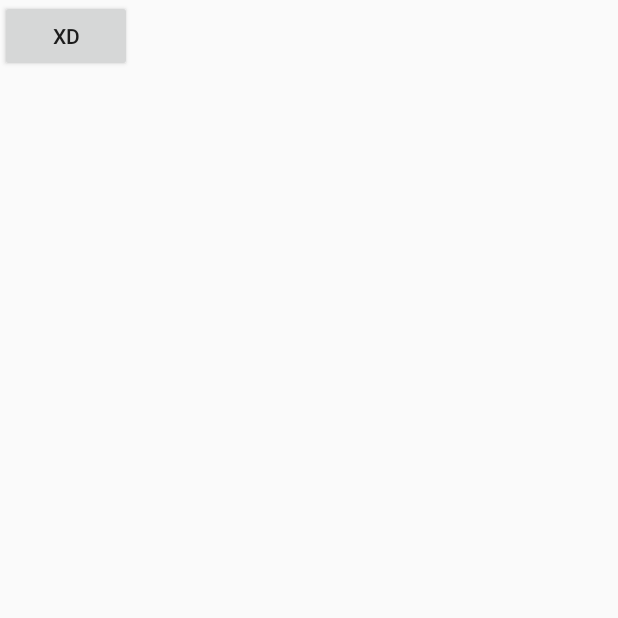
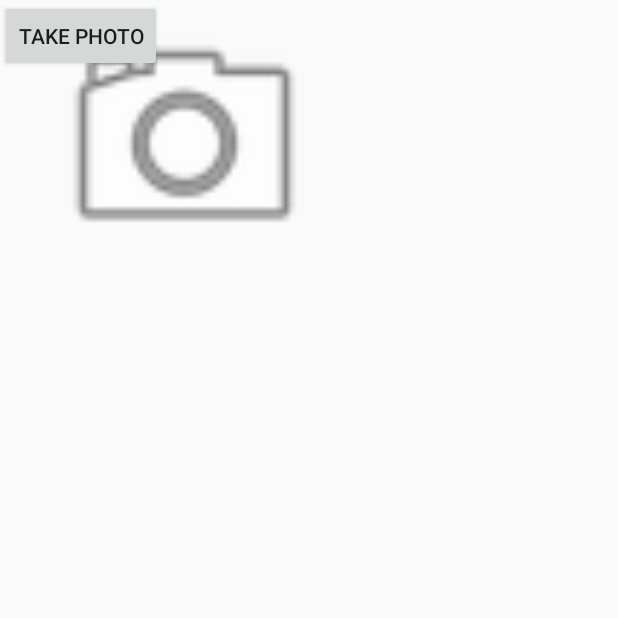
Before and after one commit to RandyT97/LogoVision, an Android app: the screen it shows after launch (MainActivity), on a phone screen of 412 x 824 dp, the top half of it. Run offline under Robolectric (Android 15) with nearby library versions, the phone set to English and light mode, and no system bars.

Commit message:
Camera function working, need to find way to store .jpg files

```diff
--- a/app/src/main/AndroidManifest.xml
+++ b/app/src/main/AndroidManifest.xml
@@ -5,8 +5,10 @@
     <uses-permission android:name="android.permission.CAMERA" />
     <uses-feature android:name="android.hardware.camera" />
     <uses-permission android:name="android.permission.ACCESS_FINE_LOCATION" />
+    <uses-permission android:name="android.permission.WRITE_EXTERNAL_STORAGE" />
     <!-- Needed only if your app targets Android 5.0 (API level 21) or higher. -->
     <uses-feature android:name="android.hardware.location.gps" />
+
 
     <application
         android:allowBackup="true"
--- a/app/src/main/java/irmaoverflow/logovision/MainActivity.java
+++ b/app/src/main/java/irmaoverflow/logovision/MainActivity.java
@@ -1,30 +1,104 @@
 package irmaoverflow.logovision;
 
 //import android.support.v7.app.AppCompatActivity;
+import android.Manifest;
 import android.app.Activity;
+import android.content.Intent;
+import android.content.pm.PackageManager;
+import android.net.Uri;
 import android.os.Bundle;
+import android.os.Environment;
+import android.provider.MediaStore;
+import android.support.v4.app.ActivityCompat;
+import android.support.v4.content.ContextCompat;
 import android.widget.Button;
 import android.view.View;
+import android.widget.ImageView;
+import java.io.File;
+import java.text.SimpleDateFormat;
+import java.util.Date;
+import android.hardware.camera2.*;
+
 
 public class MainActivity extends Activity implements View.OnClickListener {
 
-    private Button btn;
+
+    private Button cap_but;
+    private ImageView imageView;
+    private Uri file;
 
 
     @Override
     protected void onCreate(Bundle savedInstanceState) {
         super.onCreate(savedInstanceState);
         setContentView(R.layout.activity_main);
-        btn = (Button) findViewById(R.id.test_butt);
-        btn.setOnClickListener(this);
+
+
+        cap_but = (Button) findViewById(R.id.cap_but);
+        imageView = (ImageView) findViewById(R.id.imageView);
+
+        if(ContextCompat.checkSelfPermission(this, Manifest.permission.CAMERA) != PackageManager.PERMISSION_GRANTED)
+        {
+            cap_but.setEnabled(false);
+            ActivityCompat.requestPermissions(this, new String[] { Manifest.permission.CAMERA, Manifest.permission.WRITE_EXTERNAL_STORAGE}, 0);
+        }
+
+
     }
 
     /** Called when the user touches the button */
     @Override
+    public void onRequestPermissionsResult(int requestCode, String[] permissions, int[] grantResults)
+    {
+        if(requestCode == 0)
+        {
+            if (grantResults.length > 0 && grantResults[0] == PackageManager.PERMISSION_GRANTED
+                    && grantResults[1] == PackageManager.PERMISSION_GRANTED) {
+                cap_but.setEnabled(true);
+            }
+        }
+
+    }
+
+    public void Capture_Photo(View view)
+    {
+
+
+        Intent intent = new Intent(MediaStore.ACTION_IMAGE_CAPTURE);
+       // file = Uri.fromFile(getOutputMediaFile());
+      //  intent.putExtra(MediaStore.EXTRA_OUTPUT,file);
+        startActivityForResult(intent,100);
+    }
+
+    @Override
+    protected void onActivityResult(int requestCode, int resultCode, Intent data)
+    {
+
+        if(requestCode == 100)
+        {
+            if (resultCode == RESULT_OK)
+            imageView.setImageURI(file);
+        }
+    }
+
+    private static File getOutputMediaFile()
+    {
+        File foto_store_path = new File(Environment.getExternalStoragePublicDirectory(Environment.DIRECTORY_PICTURES),"Photo Snapped!");
+
+        if(!foto_store_path.exists())
+        {
+            if(!foto_store_path.mkdirs())
+            {
+                return null;
+            }
+        }
+
+        String timeStamp = new SimpleDateFormat("yyyyMMdd_HHmmss").format(new Date());
+        return new File(foto_store_path.getPath()+ File.separator + "IMG_" + timeStamp + ".jpg");
+    }
+
+    @Override
     public void onClick(View view) {
-        if(btn.getText() == "XD")
-            btn.setText("X");
-        else
-            btn.setText("XD");
+
     }
 }
--- a/app/src/main/res/layout/activity_main.xml
+++ b/app/src/main/res/layout/activity_main.xml
@@ -6,14 +6,26 @@
     android:layout_height="match_parent"
     tools:context="irmaoverflow.logovision.MainActivity">
 
+
+
     <Button
-        android:id="@+id/test_butt"
+        android:id="@+id/cap_but"
         android:layout_width="wrap_content"
         android:layout_height="wrap_content"
-        android:text="xd"
-        tools:layout_editor_absoluteX="148dp"
-        tools:layout_editor_absoluteY="263dp"
-        android:onClick="onClick" />
+        android:text="Take Photo"
+        android:onClick="Capture_Photo"
+        tools:layout_editor_absoluteX="137dp"
+        tools:layout_editor_absoluteY="328dp"
+        tools:ignore="MissingConstraints" />
+
+    <ImageView
+        android:id="@+id/imageView"
+        android:layout_width="246dp"
+        android:layout_height="185dp"
+        android:src="@android:drawable/ic_menu_camera"
+        tools:layout_editor_absoluteX="69dp"
+        tools:layout_editor_absoluteY="36dp"
+        tools:ignore="MissingConstraints" />
 
 
 </android.support.constraint.ConstraintLayout>
```
